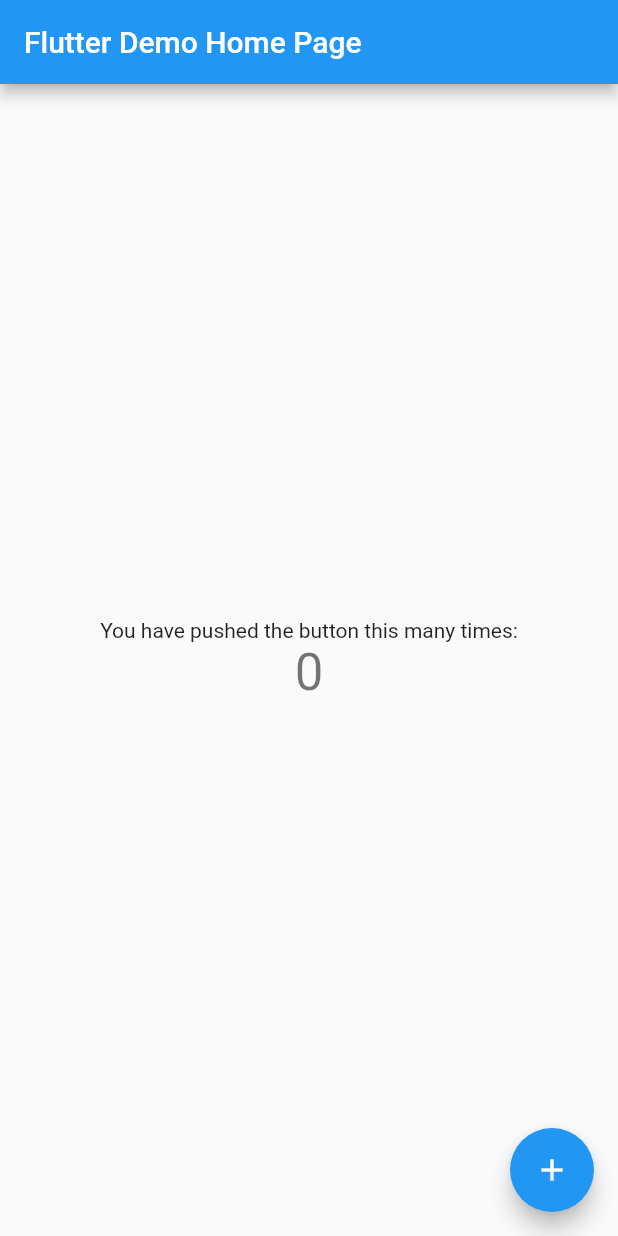
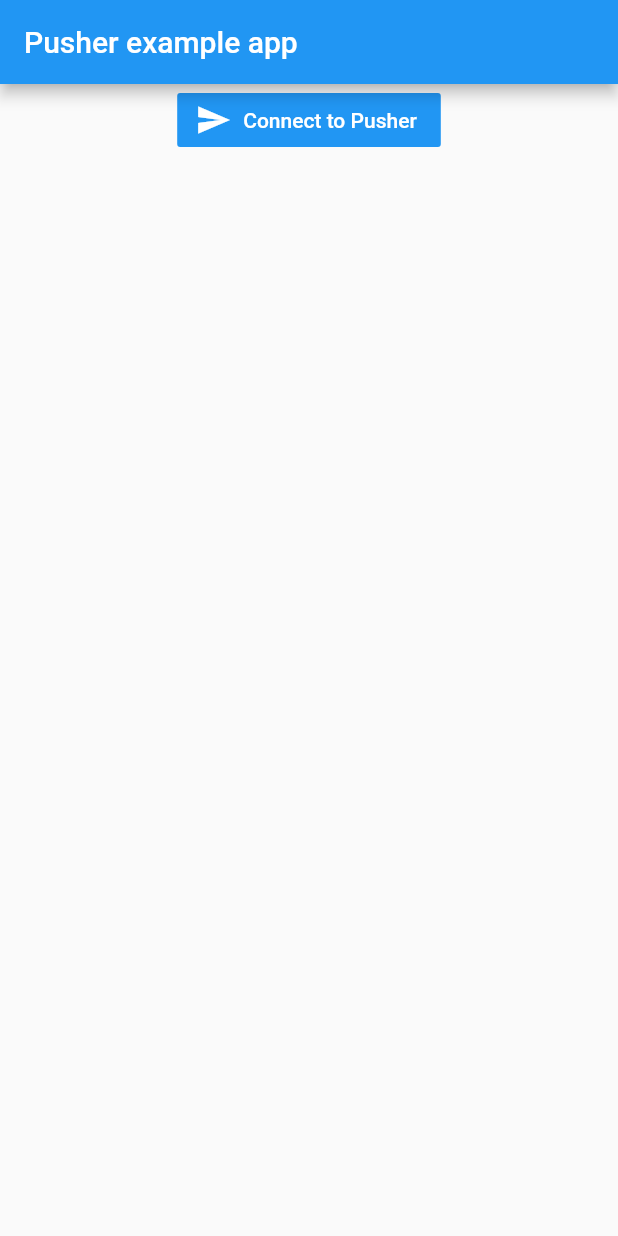
Before and after one commit to alexeynobody/pusher-example, a Flutter app: the screen it shows after launch, on a phone screen of 412 x 824 dp. Run offline on Flutter 3.47's test engine with Material 2 defaults, Android fonts, the phone set to English and light mode, and no system bars; missing offline and left inert: pusher_websocket_flutter.

Commit message:
Realisation base pusher logic in main

```diff
--- a/lib/main.dart
+++ b/lib/main.dart
@@ -1,117 +1,130 @@
 import 'package:flutter/material.dart';
+import 'package:flutter/services.dart';
+import 'package:pusher_websocket_flutter/pusher.dart';
 
 void main() {
   runApp(MyApp());
 }
 
 class MyApp extends StatelessWidget {
-  // This widget is the root of your application.
   @override
   Widget build(BuildContext context) {
     return MaterialApp(
-      title: 'Flutter Demo',
+      title: 'Pusher Example App',
       theme: ThemeData(
-        // This is the theme of your application.
-        //
-        // Try running your application with "flutter run". You'll see the
-        // application has a blue toolbar. Then, without quitting the app, try
-        // changing the primarySwatch below to Colors.green and then invoke
-        // "hot reload" (press "r" in the console where you ran "flutter run",
-        // or simply save your changes to "hot reload" in a Flutter IDE).
-        // Notice that the counter didn't reset back to zero; the application
-        // is not restarted.
         primarySwatch: Colors.blue,
-        // This makes the visual density adapt to the platform that you run
-        // the app on. For desktop platforms, the controls will be smaller and
-        // closer together (more dense) than on mobile platforms.
         visualDensity: VisualDensity.adaptivePlatformDensity,
       ),
-      home: MyHomePage(title: 'Flutter Demo Home Page'),
+      home: MyHomePage(),
     );
   }
 }
 
 class MyHomePage extends StatefulWidget {
-  MyHomePage({Key key, this.title}) : super(key: key);
-
-  // This widget is the home page of your application. It is stateful, meaning
-  // that it has a State object (defined below) that contains fields that affect
-  // how it looks.
-
-  // This class is the configuration for the state. It holds the values (in this
-  // case the title) provided by the parent (in this case the App widget) and
-  // used by the build method of the State. Fields in a Widget subclass are
-  // always marked "final".
-
-  final String title;
+  MyHomePage({Key key}) : super(key: key);
 
   @override
   _MyHomePageState createState() => _MyHomePageState();
 }
 
 class _MyHomePageState extends State<MyHomePage> {
-  int _counter = 0;
+  Channel _channel;
 
-  void _incrementCounter() {
-    setState(() {
-      // This call to setState tells the Flutter framework that something has
-      // changed in this State, which causes it to rerun the build method below
-      // so that the display can reflect the updated values. If we changed
-      // _counter without calling setState(), then the build method would not be
-      // called again, and so nothing would appear to happen.
-      _counter++;
+  TextEditingController _textEditingController;
+
+  @override
+  void initState() {
+    super.initState();
+    _textEditingController = TextEditingController();
+    initPusher();
+  }
+
+  Future<void> initPusher() async {
+    try {
+      // change from settings in Pusher
+      await Pusher.init(
+        "Your App Key here",
+        PusherOptions(cluster: "eu"),
+        enableLogging: true,
+      );
+    } on PlatformException catch (e) {
+      print(e.message);
+    }
+  }
+
+  @override
+  void dispose() {
+    super.dispose();
+  }
+
+  void _onTestEvent(Event event) {
+    DateTime now = DateTime.now();
+
+    var eventText =
+        '$now Get event: name - ${event.event}, channel - ${event.channel}, data - ${event.data}';
+    _textEditingController.text =
+        '\n\n' + eventText + _textEditingController.text;
+
+    debugPrint(eventText);
+  }
+
+  void _connectToPusherButtonTap() {
+    Pusher.connect(onConnectionStateChange: (connectionState) async {
+      debugPrint('Connected to Pusher');
+      _channel = await Pusher.subscribe('main');
+      await _channel.bind('test-event', _onTestEvent);
+    }, onError: (x) {
+      debugPrint("Error: ${x.message}");
     });
   }
 
   @override
   Widget build(BuildContext context) {
-    // This method is rerun every time setState is called, for instance as done
-    // by the _incrementCounter method above.
-    //
-    // The Flutter framework has been optimized to make rerunning build methods
-    // fast, so that you can just rebuild anything that needs updating rather
-    // than having to individually change instances of widgets.
     return Scaffold(
       appBar: AppBar(
-        // Here we take the value from the MyHomePage object that was created by
-        // the App.build method, and use it to set our appbar title.
-        title: Text(widget.title),
+        title: Text('Pusher example app'),
       ),
       body: Center(
-        // Center is a layout widget. It takes a single child and positions it
-        // in the middle of the parent.
         child: Column(
-          // Column is also a layout widget. It takes a list of children and
-          // arranges them vertically. By default, it sizes itself to fit its
-          // children horizontally, and tries to be as tall as its parent.
-          //
-          // Invoke "debug painting" (press "p" in the console, choose the
-          // "Toggle Debug Paint" action from the Flutter Inspector in Android
-          // Studio, or the "Toggle Debug Paint" command in Visual Studio Code)
-          // to see the wireframe for each widget.
-          //
-          // Column has various properties to control how it sizes itself and
-          // how it positions its children. Here we use mainAxisAlignment to
-          // center the children vertically; the main axis here is the vertical
-          // axis because Columns are vertical (the cross axis would be
-          // horizontal).
-          mainAxisAlignment: MainAxisAlignment.center,
           children: <Widget>[
-            Text(
-              'You have pushed the button this many times:',
+            FlatButton.icon(
+              color: Colors.blue,
+              icon: Icon(
+                Icons.send,
+                color: Colors.white,
+              ),
+              onPressed: _connectToPusherButtonTap,
+              label: Text(
+                'Connect to Pusher',
+                style: TextStyle(color: Colors.white),
+              ),
             ),
-            Text(
-              '$_counter',
-              style: Theme.of(context).textTheme.headline4,
+            TextField(
+              controller: _textEditingController,
+              readOnly: true,
+              obscureText: false,
+              minLines: 10,
+              maxLines: 30,
+              decoration: InputDecoration(
+                fillColor: Colors.grey,
+                hoverColor: Colors.grey,
+                border: InputBorder.none,
+                focusedBorder: InputBorder.none,
+                enabledBorder: InputBorder.none,
+                errorBorder: InputBorder.none,
+                disabledBorder: InputBorder.none,
+                contentPadding: EdgeInsets.only(
+                  left: 15,
+                  bottom: 11,
+                  top: 11,
+                  right: 15,
+                ),
+                hintText: '',
+              ),
             ),
           ],
         ),
       ),
-      floatingActionButton: FloatingActionButton(
-        onPressed: _incrementCounter,
-        tooltip: 'Increment',
-        child: Icon(Icons.add),
-      ), // This trailing comma makes auto-formatting nicer for build methods.
     );
   }
 }
```
